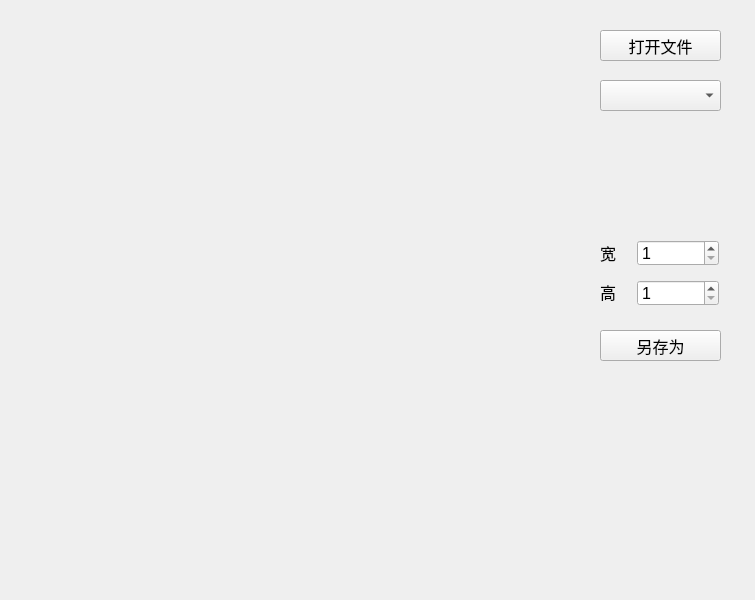
Before: the Qt Designer form src/imageconvert/imagetoolwidget.ui in handy-sun/qitools, drawn with Qt 5.
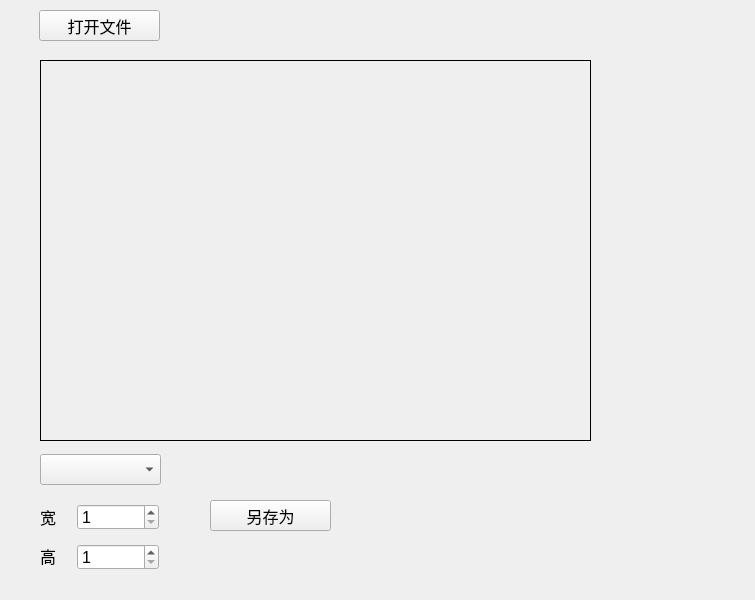
After: the same form once the commit is applied.

The edit to the form file:
```diff
--- a/src/imageconvert/imagetoolwidget.ui
+++ b/src/imageconvert/imagetoolwidget.ui
@@ -16,8 +16,8 @@
   <widget class="QLabel" name="labelSourcePath">
    <property name="geometry">
     <rect>
-     <x>50</x>
-     <y>30</y>
+     <x>180</x>
+     <y>10</y>
      <width>531</width>
      <height>31</height>
     </rect>
@@ -31,8 +31,8 @@
   <widget class="QComboBox" name="comboBox">
    <property name="geometry">
     <rect>
-     <x>600</x>
-     <y>80</y>
+     <x>40</x>
+     <y>454</y>
      <width>121</width>
      <height>31</height>
     </rect>
@@ -46,8 +46,8 @@
   <widget class="QPushButton" name="pushButtonOpenImg">
    <property name="geometry">
     <rect>
-     <x>600</x>
-     <y>30</y>
+     <x>39</x>
+     <y>10</y>
      <width>121</width>
      <height>31</height>
     </rect>
@@ -64,8 +64,8 @@
   <widget class="QPushButton" name="pushButtonSaveDestDir">
    <property name="geometry">
     <rect>
-     <x>600</x>
-     <y>330</y>
+     <x>210</x>
+     <y>500</y>
      <width>121</width>
      <height>31</height>
     </rect>
@@ -83,17 +83,20 @@
    <property name="geometry">
     <rect>
      <x>40</x>
-     <y>80</y>
-     <width>541</width>
+     <y>60</y>
+     <width>551</width>
      <height>381</height>
     </rect>
    </property>
+   <property name="frameShape">
+    <enum>QFrame::Box</enum>
+   </property>
   </widget>
   <widget class="QSpinBox" name="spinBoxWidth">
    <property name="geometry">
     <rect>
-     <x>637</x>
-     <y>240</y>
+     <x>77</x>
+     <y>504</y>
      <width>82</width>
      <height>26</height>
     </rect>
@@ -113,8 +116,8 @@
   <widget class="QSpinBox" name="spinBoxHeight">
    <property name="geometry">
     <rect>
-     <x>637</x>
-     <y>280</y>
+     <x>77</x>
+     <y>544</y>
      <width>82</width>
      <height>26</height>
     </rect>
@@ -134,8 +137,8 @@
   <widget class="QLabel" name="label2">
    <property name="geometry">
     <rect>
-     <x>600</x>
-     <y>237</y>
+     <x>40</x>
+     <y>501</y>
      <width>21</width>
      <height>31</height>
     </rect>
@@ -152,8 +155,8 @@
   <widget class="QLabel" name="label2_2">
    <property name="geometry">
     <rect>
-     <x>600</x>
-     <y>276</y>
+     <x>40</x>
+     <y>540</y>
      <width>21</width>
      <height>31</height>
     </rect>
```
